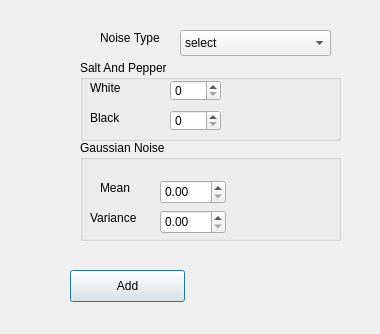
This is Dialogs/noisedialog.ui in ai-bites/ocvGUI as Qt 5 draws it before an edit. The edited form follows.
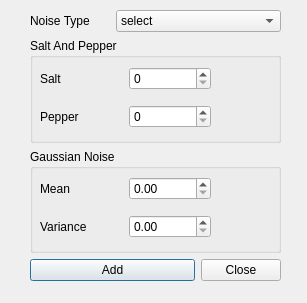
This is the edited form.

What changed in the file:
```diff
--- a/Dialogs/noisedialog.ui
+++ b/Dialogs/noisedialog.ui
@@ -6,35 +6,32 @@
    <rect>
     <x>0</x>
     <y>0</y>
-    <width>380</width>
-    <height>334</height>
+    <width>307</width>
+    <height>303</height>
    </rect>
   </property>
   <property name="windowTitle">
    <string>Dialog</string>
   </property>
-  <widget class="QPushButton" name="noiseAddButton">
+  <widget class="QWidget" name="layoutWidget">
    <property name="geometry">
     <rect>
-     <x>70</x>
-     <y>270</y>
-     <width>115</width>
-     <height>32</height>
+     <x>30</x>
+     <y>10</y>
+     <width>251</width>
+     <height>271</height>
     </rect>
    </property>
+   <layout class="QGridLayout" name="gridLayout">
+    <item row="0" column="0">
+     <widget class="QLabel" name="label_2">
    <property name="text">
-    <string>Add</string>
-   </property>
-  </widget>
+       <string>Noise Type</string>
+      </property>
+     </widget>
+    </item>
+    <item row="0" column="1" colspan="2">
   <widget class="QComboBox" name="noiseTypeComboBox">
-   <property name="geometry">
-    <rect>
-     <x>180</x>
-     <y>30</y>
-     <width>151</width>
-     <height>26</height>
-    </rect>
-   </property>
    <item>
     <property name="text">
      <string>select</string>
@@ -51,142 +48,108 @@
     </property>
    </item>
   </widget>
-  <widget class="QLabel" name="label_2">
-   <property name="geometry">
-    <rect>
-     <x>100</x>
-     <y>30</y>
-     <width>81</width>
-     <height>16</height>
-    </rect>
-   </property>
-   <property name="text">
-    <string>Noise Type</string>
-   </property>
-  </widget>
+    </item>
+    <item row="1" column="0" colspan="3">
   <widget class="QGroupBox" name="groupBox">
-   <property name="geometry">
-    <rect>
-     <x>80</x>
-     <y>60</y>
-     <width>261</width>
-     <height>81</height>
-    </rect>
-   </property>
    <property name="title">
     <string>Salt And Pepper</string>
    </property>
+      <widget class="QWidget" name="layoutWidget">
+       <property name="geometry">
+        <rect>
+         <x>10</x>
+         <y>20</y>
+         <width>171</width>
+         <height>81</height>
+        </rect>
+       </property>
+       <layout class="QGridLayout" name="gridLayout_2">
+        <item row="0" column="0">
    <widget class="QLabel" name="label_3">
-    <property name="geometry">
-     <rect>
-      <x>10</x>
-      <y>20</y>
-      <width>59</width>
-      <height>16</height>
-     </rect>
-    </property>
     <property name="text">
-     <string>White</string>
-    </property>
-   </widget>
-   <widget class="QLabel" name="label_4">
-    <property name="geometry">
-     <rect>
-      <x>10</x>
-      <y>50</y>
-      <width>59</width>
-      <height>16</height>
-     </rect>
-    </property>
-    <property name="text">
-     <string>Black</string>
-    </property>
-   </widget>
+           <string>Salt</string>
+          </property>
+         </widget>
+        </item>
+        <item row="0" column="1">
    <widget class="QSpinBox" name="snpWhiteSpinBox">
-    <property name="geometry">
-     <rect>
-      <x>90</x>
-      <y>20</y>
-      <width>51</width>
-      <height>21</height>
-     </rect>
-    </property>
     <property name="maximum">
-     <number>255</number>
-    </property>
-   </widget>
+           <number>10000</number>
+          </property>
+         </widget>
+        </item>
+        <item row="1" column="0">
+         <widget class="QLabel" name="label_4">
+          <property name="text">
+           <string>Pepper</string>
+          </property>
+         </widget>
+        </item>
+        <item row="1" column="1">
    <widget class="QSpinBox" name="snpBlackSpinBox">
-    <property name="geometry">
-     <rect>
-      <x>90</x>
-      <y>50</y>
-      <width>51</width>
-      <height>21</height>
-     </rect>
-    </property>
     <property name="maximum">
-     <number>255</number>
-    </property>
-   </widget>
-  </widget>
+           <number>10000</number>
+          </property>
+         </widget>
+        </item>
+       </layout>
+      </widget>
+     </widget>
+    </item>
+    <item row="2" column="0" colspan="3">
   <widget class="QGroupBox" name="groupBox_2">
-   <property name="geometry">
-    <rect>
-     <x>80</x>
-     <y>140</y>
-     <width>261</width>
-     <height>101</height>
-    </rect>
-   </property>
    <property name="title">
     <string>Gaussian Noise</string>
    </property>
+      <widget class="QWidget" name="layoutWidget">
+       <property name="geometry">
+        <rect>
+         <x>10</x>
+         <y>19</y>
+         <width>171</width>
+         <height>81</height>
+        </rect>
+       </property>
+       <layout class="QGridLayout" name="gridLayout_3">
+        <item row="0" column="0">
    <widget class="QLabel" name="label_5">
-    <property name="geometry">
-     <rect>
-      <x>20</x>
-      <y>40</y>
-      <width>59</width>
-      <height>16</height>
-     </rect>
-    </property>
     <property name="text">
      <string>Mean</string>
     </property>
    </widget>
+        </item>
+        <item row="0" column="1">
+         <widget class="QDoubleSpinBox" name="gaussMeanSpinBox"/>
+        </item>
+        <item row="1" column="0">
    <widget class="QLabel" name="label_6">
-    <property name="geometry">
-     <rect>
-      <x>10</x>
-      <y>70</y>
-      <width>59</width>
-      <height>16</height>
-     </rect>
-    </property>
     <property name="text">
      <string>Variance</string>
     </property>
    </widget>
-   <widget class="QDoubleSpinBox" name="gaussMeanSpinBox">
-    <property name="geometry">
-     <rect>
-      <x>80</x>
-      <y>40</y>
-      <width>66</width>
-      <height>24</height>
-     </rect>
-    </property>
-   </widget>
-   <widget class="QDoubleSpinBox" name="gaussVarSpinBox">
-    <property name="geometry">
-     <rect>
-      <x>80</x>
-      <y>70</y>
-      <width>66</width>
-      <height>24</height>
-     </rect>
-    </property>
-   </widget>
+        </item>
+        <item row="1" column="1">
+         <widget class="QDoubleSpinBox" name="gaussVarSpinBox"/>
+        </item>
+       </layout>
+      </widget>
+     </widget>
+    </item>
+    <item row="3" column="0" colspan="2">
+     <widget class="QPushButton" name="noiseAddButton">
+      <property name="text">
+       <string>Add</string>
+      </property>
+     </widget>
+    </item>
+    <item row="3" column="2">
+     <widget class="QPushButton" name="pushButton">
+      <property name="text">
+       <string>Close</string>
+      </property>
+     </widget>
+    </item>
+   </layout>
   </widget>
  </widget>
  <resources/>
```
Lines whose indentation alone changed are shown as unchanged.
